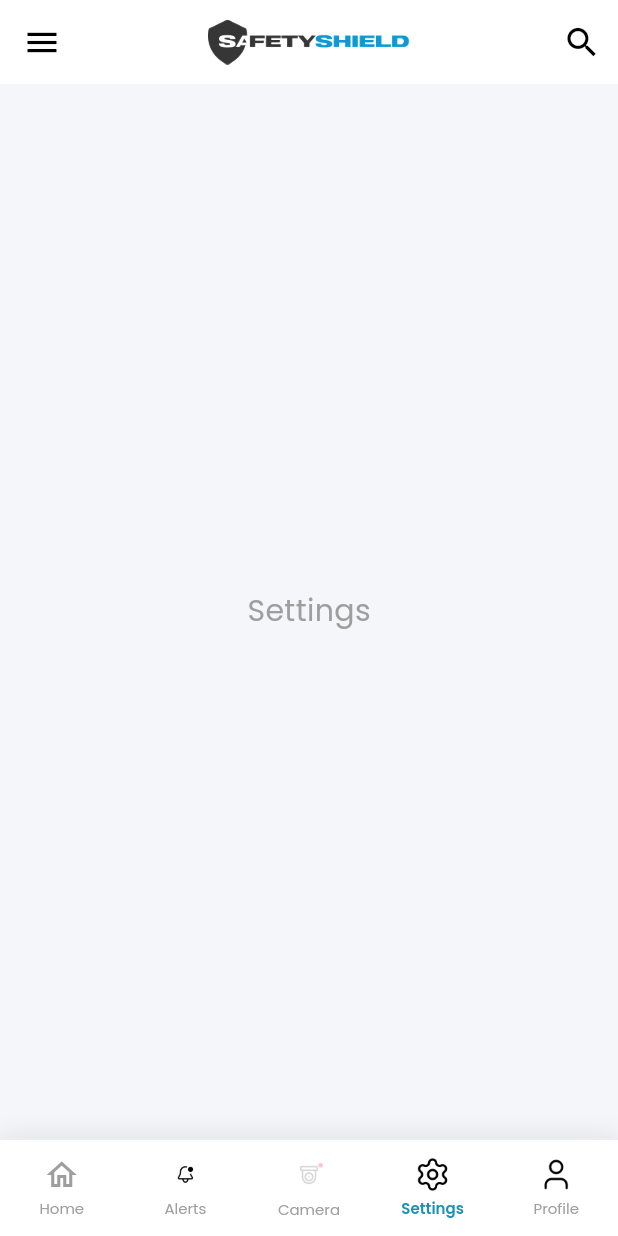
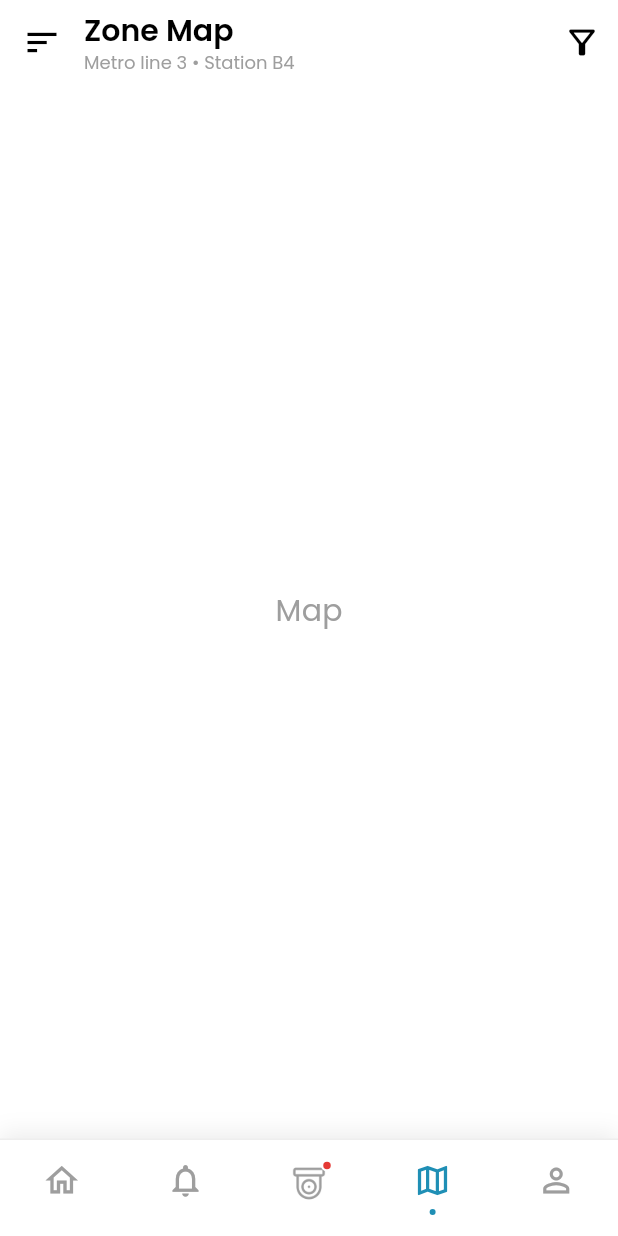
Before and after one commit to ngxp-technologies-ai/safetyshield_mobile_services, a Flutter app: the DashboardScreen screen opened directly, item 4 of the bottom bar chosen, on a phone screen of 412 x 824 dp. Run offline on Flutter 3.47's test engine with Material 3 defaults, Android fonts, the phone set to English and light mode, and no system bars; our stand-ins replace google_fonts.

Commit message:
changes the bottom_bar

````diff
--- a/lib/common_widgets/app_bar_widget.dart
+++ b/lib/common_widgets/app_bar_widget.dart
@@ -1,12 +1,25 @@
 import 'package:flutter/material.dart';
 import 'package:safety_management/utils/app_colors.dart';
+import 'package:safety_management/utils/app_styles.dart';
 
 class SafetyShieldAppBar extends StatelessWidget
     implements PreferredSizeWidget {
   final VoidCallback? onMenuTap;
   final VoidCallback? onSearchTap;
+  final String? title;
+  final String? subtitle;
+  final List<Widget>? actions;
+  final Widget? leading;
 
-  const SafetyShieldAppBar({super.key, this.onMenuTap, this.onSearchTap});
+  const SafetyShieldAppBar({
+    super.key,
+    this.onMenuTap,
+    this.onSearchTap,
+    this.title,
+    this.subtitle,
+    this.actions,
+    this.leading,
+  });
 
   @override
   Size get preferredSize => const Size.fromHeight(kToolbarHeight);
@@ -18,28 +31,65 @@ class SafetyShieldAppBar extends StatelessWidget
       elevation: 0,
       shadowColor: Colors.transparent,
       surfaceTintColor: Colors.transparent,
-      // ------- Left: Hamburger menu -------
-      leading: IconButton(
-        icon: const Icon(Icons.menu, color: AppColors.black, size: 26),
+      // ------- Left: Hamburger menu or Custom Leading -------
+      leading:
+          leading ??
+          IconButton(
+            icon: const Icon(Icons.sort, color: AppColors.black, size: 26),
             onPressed: onMenuTap ?? () => Scaffold.of(context).openDrawer(),
             tooltip: 'Menu',
           ),
-      // ------- Center: Logo -------
-      // AFTER
-      title: Image.asset(
+      // ------- Center: Dynamic Title or Logo -------
+      title: title != null
+          ? Column(
+              crossAxisAlignment: CrossAxisAlignment.start,
+              mainAxisSize: MainAxisSize.min,
+              children: [
+                Text(
+                  title!,
+                  style: AppStyles.poppins(
+                    fontSize: 20,
+                    fontWeight: FontWeight.w600,
+                    color: AppColors.black,
+                  ),
+                ),
+                if (subtitle != null) ...[
+                  const SizedBox(height: 2),
+                  Text(
+                    subtitle!,
+                    style: AppStyles.poppins(
+                      fontSize: 12,
+                      fontWeight: FontWeight.w400,
+                      color: AppColors
+                          .grey, // Assuming grey matches the subtitle color
+                    ),
+                  ),
+                ],
+              ],
+            )
+          : Image.asset(
               'assets/images/safety_appbar_logo.png',
               height: 30,
               fit: BoxFit.contain,
             ),
-      centerTitle: true,
-      // ------- Right: Search icon -------
-      actions: [
+      centerTitle: title == null,
+      titleSpacing: 0, // Align closer to the menu icon
+      // ------- Right: Search icon / Actions -------
+      actions:
+          actions ??
+          (onSearchTap != null
+              ? [
                   IconButton(
-          icon: const Icon(Icons.search, color: AppColors.black, size: 26),
+                    icon: const Icon(
+                      Icons.search,
+                      color: AppColors.black,
+                      size: 26,
+                    ),
                     onPressed: onSearchTap,
                     tooltip: 'Search',
                   ),
-      ],
+                ]
+              : []),
     );
   }
 }
--- a/lib/common_widgets/bottom_nav_bar_widget.dart
+++ b/lib/common_widgets/bottom_nav_bar_widget.dart
@@ -1,17 +1,16 @@
 import 'package:flutter/material.dart';
 import 'package:safety_management/utils/app_colors.dart';
-import 'package:safety_management/utils/app_styles.dart';
 
 /// Tab items for the SafetyShield bottom navigation bar.
-enum SafetyShieldTab { home, alerts, camera, settings, profile }
+enum SafetyShieldTab { home, alerts, camera, map, profile }
 
 /// A reusable BottomNavigationBar widget matching the SafetyShield dashboard design.
 ///
 /// Features:
-/// - 5 tabs: Home, Alerts, Camera, Settings, Profile
-/// - Custom PNG icons for each tab
+/// - 5 tabs: Home, Alerts, Camera, Map, Profile
+/// - Custom PNG icons or Material icons
 /// - Alerts tab shows an animated blinking red-dot icon when [hasAlerts] is true
-/// - Active tab highlighted with the brand blue color
+/// - Active tab highlighted with the brand blue color and dot indicator
 ///
 /// Usage:
 /// ```dart
@@ -60,18 +59,16 @@ class SafetyShieldBottomNavBar extends StatelessWidget {
             children: [
               // ── Home ────────────────────────────────────────────────────
               _NavItem(
-                iconAsset: null,
                 iconData: Icons.home_outlined,
-                activeIconData: Icons.home,
-                label: 'Home',
+                activeIconData: Icons.home_outlined,
                 isActive: currentIndex == 0,
                 onTap: () => onTabChanged(0),
               ),
 
-              // ── Alerts (static bell icon) ────────────────────────────────
+              // ── Alerts (bell icon) ────────────────────────────────
               _NavItem(
-                iconAsset: 'assets/icons/home.png',
-                label: 'Alerts',
+                iconData: Icons.notifications_none,
+                activeIconData: Icons.notifications_none,
                 isActive: currentIndex == 1,
                 onTap: () => onTabChanged(1),
               ),
@@ -83,18 +80,18 @@ class SafetyShieldBottomNavBar extends StatelessWidget {
                 onTap: () => onTabChanged(2),
               ),
 
-              // ── Settings ────────────────────────────────────────────────
+              // ── Map ────────────────────────────────────────────────
               _NavItem(
-                iconAsset: 'assets/icons/Frame-2.png',
-                label: 'Settings',
+                iconData: Icons.map_outlined,
+                activeIconData: Icons.map_outlined,
                 isActive: currentIndex == 3,
                 onTap: () => onTabChanged(3),
               ),
 
               // ── Profile ─────────────────────────────────────────────────
               _NavItem(
-                iconAsset: 'assets/icons/Frame.png',
-                label: 'Profile',
+                iconData: Icons.person_outline,
+                activeIconData: Icons.person_outline,
                 isActive: currentIndex == 4,
                 onTap: () => onTabChanged(4),
               ),
@@ -111,18 +108,14 @@ class SafetyShieldBottomNavBar extends StatelessWidget {
 // ---------------------------------------------------------------------------
 
 class _NavItem extends StatelessWidget {
-  final String? iconAsset;
   final IconData? iconData;
   final IconData? activeIconData;
-  final String label;
   final bool isActive;
   final VoidCallback onTap;
 
   const _NavItem({
-    required this.label,
     required this.isActive,
     required this.onTap,
-    this.iconAsset,
     this.iconData,
     this.activeIconData,
   });
@@ -141,15 +134,14 @@ class _NavItem extends StatelessWidget {
           mainAxisAlignment: MainAxisAlignment.center,
           children: [
             _buildIcon(),
-            const SizedBox(height: 3),
-            AnimatedDefaultTextStyle(
-              duration: const Duration(milliseconds: 200),
-              style: AppStyles.poppins(
-                fontSize: 10,
-                fontWeight: isActive ? FontWeight.w600 : FontWeight.w400,
-                color: isActive ? _activeColor : _inactiveColor,
+            const SizedBox(height: 6),
+            Container(
+              width: 4,
+              height: 4,
+              decoration: BoxDecoration(
+                color: isActive ? _activeColor : Colors.transparent,
+                shape: BoxShape.circle,
               ),
-              child: Text(label),
             ),
           ],
         ),
@@ -158,18 +150,6 @@ class _NavItem extends StatelessWidget {
   }
 
   Widget _buildIcon() {
-    if (iconAsset != null) {
-      // PNG asset icon – tint with ColorFiltered when active
-      return AnimatedSwitcher(
-        duration: const Duration(milliseconds: 200),
-        child: ColorFiltered(
-          key: ValueKey(isActive),
-          colorFilter: ColorFilter.matrix(isActive ? _blueMatrix : _greyMatrix),
-          child: Image.asset(iconAsset!, width: 24, height: 24),
-        ),
-      );
-    }
-
     // Fallback to Material icon
     return AnimatedSwitcher(
       duration: const Duration(milliseconds: 200),
@@ -177,7 +157,7 @@ class _NavItem extends StatelessWidget {
         isActive ? (activeIconData ?? iconData) : iconData,
         key: ValueKey(isActive),
         color: isActive ? _activeColor : _inactiveColor,
-        size: 24,
+        size: 26,
       ),
     );
   }
@@ -188,17 +168,17 @@ class _NavItem extends StatelessWidget {
     0,
     0,
     0,
-    31 / 255,
+    31,
     0,
     0,
     0,
     0,
-    143 / 255,
+    143,
     0,
     0,
     0,
     0,
-    181 / 255,
+    181,
     0,
     0,
     0,
@@ -206,23 +186,23 @@ class _NavItem extends StatelessWidget {
     0,
   ];
 
-  /// ColorMatrix that keeps a greyscale icon grey (0xFFAAAAAA).
+  /// ColorMatrix that keeps a greyscale icon grey (0xFF9E9E9E).
   static const List<double> _greyMatrix = [
     0,
     0,
     0,
     0,
-    170 / 255,
+    158,
     0,
     0,
     0,
     0,
-    170 / 255,
+    158,
     0,
     0,
     0,
     0,
-    170 / 255,
+    158,
     0,
     0,
     0,
@@ -232,10 +212,10 @@ class _NavItem extends StatelessWidget {
 }
 
 // ---------------------------------------------------------------------------
-// Camera nav item with blinking alertblink animation
+// Camera nav item with static red dot when hasAlerts is true
 // ---------------------------------------------------------------------------
 
-class _CameraNavItem extends StatefulWidget {
+class _CameraNavItem extends StatelessWidget {
   final bool isActive;
   final bool hasAlerts;
   final VoidCallback onTap;
@@ -246,96 +226,63 @@ class _CameraNavItem extends StatefulWidget {
     required this.onTap,
   });
 
-  @override
-  State<_CameraNavItem> createState() => _CameraNavItemState();
-}
-
-class _CameraNavItemState extends State<_CameraNavItem>
-    with SingleTickerProviderStateMixin {
-  late final AnimationController _blinkController;
-  late final Animation<double> _blinkAnim;
-
   static const Color _activeColor = AppColors.primary;
-  static const Color _inactiveColor = AppColors.grey;
-
-  @override
-  void initState() {
-    super.initState();
-    _blinkController = AnimationController(
-      vsync: this,
-      duration: const Duration(milliseconds: 700),
-    );
-    _blinkAnim = Tween<double>(begin: 1.0, end: 0.15).animate(
-      CurvedAnimation(parent: _blinkController, curve: Curves.easeInOut),
-    );
-    _updateBlink();
-  }
-
-  @override
-  void didUpdateWidget(_CameraNavItem oldWidget) {
-    super.didUpdateWidget(oldWidget);
-    if (oldWidget.hasAlerts != widget.hasAlerts) {
-      _updateBlink();
-    }
-  }
-
-  void _updateBlink() {
-    if (widget.hasAlerts) {
-      _blinkController.repeat(reverse: true);
-    } else {
-      _blinkController.stop();
-      _blinkController.value = 1.0;
-    }
-  }
-
-  @override
-  void dispose() {
-    _blinkController.dispose();
-    super.dispose();
-  }
 
   @override
   Widget build(BuildContext context) {
     return GestureDetector(
-      onTap: widget.onTap,
+      onTap: onTap,
       behavior: HitTestBehavior.opaque,
       child: SizedBox(
         width: 64,
         child: Column(
           mainAxisAlignment: MainAxisAlignment.center,
           children: [
-            // Blink the alertblink.png (CCTV + red dot) when hasAlerts is true,
-            // otherwise show the regular CCTV icon.
-            widget.hasAlerts
-                ? FadeTransition(
-                    opacity: _blinkAnim,
+            // Use a Stack to position the red dot over the CCTV icon
+            SizedBox(
+              width: 32,
+              height: 32,
+              child: Stack(
+                alignment: Alignment.center,
+                children: [
+                  ColorFiltered(
+                    colorFilter: ColorFilter.matrix(
+                      isActive ? _NavItem._blueMatrix : _NavItem._greyMatrix,
+                    ),
                     child: Image.asset(
-                      'assets/icons/alertblink.png',
+                      'assets/icons/tabler_device-cctv.png',
                       width: 26,
                       height: 26,
                     ),
-                  )
-                : ColorFiltered(
-                    colorFilter: ColorFilter.matrix(
-                      widget.isActive
-                          ? _NavItem._blueMatrix
-                          : _NavItem._greyMatrix,
+                  ),
+                  if (hasAlerts)
+                    Positioned(
+                      top: 0,
+                      right: 0,
+                      child: Container(
+                        width: 8,
+                        height: 8,
+                        decoration: BoxDecoration(
+                          color: AppColors.error,
+                          shape: BoxShape.circle,
+                          border: Border.all(
+                            color: AppColors.white,
+                            width: 1.5,
+                          ),
+                        ),
+                      ),
                     ),
-                    child: Image.asset(
-                      'assets/icons/tabler_device-cctv.png',
-                      width: 24,
-                      height: 24,
-                    ),
-                  ),
-            const SizedBox(height: 3),
-            AnimatedDefaultTextStyle(
-              duration: const Duration(milliseconds: 200),
-              style: AppStyles.poppins(
-                fontSize: 10,
-                fontWeight: widget.isActive ? FontWeight.w600 : FontWeight.w400,
-                color: widget.isActive ? _activeColor : _inactiveColor,
+                ],
               ),
-              child: const Text('Camera'),
+            ),
+            const SizedBox(height: 2), // Adjusted spacing slightly
+            Container(
+              width: 4,
+              height: 4,
+              decoration: BoxDecoration(
+                color: isActive ? _activeColor : Colors.transparent,
+                shape: BoxShape.circle,
+              ),
             ),
           ],
         ),
--- a/lib/view/dashboard_screen.dart
+++ b/lib/view/dashboard_screen.dart
@@ -16,23 +16,114 @@ class _DashboardScreenState extends State<DashboardScreen> {
   int _currentIndex = 0;
 
   /// Whether there are unread alerts (drives the blinking icon on the Alerts tab).
-  bool _hasAlerts = true;
+  final bool _hasAlerts = true;
 
   /// Pages mapped to each bottom nav tab.
   final List<Widget> _pages = const [
     _HomeTab(),
     _PlaceholderTab(label: 'Alerts'),
     _PlaceholderTab(label: 'Camera'),
-    _PlaceholderTab(label: 'Settings'),
+    _PlaceholderTab(label: 'Map'),
     _PlaceholderTab(label: 'Profile'),
   ];
+
+  String? get _appBarTitle {
+    switch (_currentIndex) {
+      case 1:
+        return 'Alerts';
+      case 2:
+        return 'Camera';
+      case 3:
+        return 'Zone Map';
+      case 4:
+        return 'Profile';
+      default:
+        // Return null to show the logo instead of title
+        return null;
+    }
+  }
+
+  String? get _appBarSubtitle {
+    switch (_currentIndex) {
+      case 1:
+        return '14 Today • 5 Active';
+      case 2:
+        return '8 cameras • 4 with alerts';
+      case 3:
+        return 'Metro line 3 • Station B4';
+      default:
+        return null;
+    }
+  }
+
+  List<Widget>? get _appBarActions {
+    switch (_currentIndex) {
+      case 1:
+        return []; // No search action on Alerts page
+      case 2:
+        return [
+          IconButton(
+            icon: const Icon(Icons.search, color: AppColors.black, size: 26),
+            onPressed: () {},
+            tooltip: 'Search',
+          ),
+        ]; // Search on Camera page
+      case 3:
+        return [
+          IconButton(
+            icon: const Icon(
+              Icons.filter_alt_outlined,
+              color: AppColors.black,
+              size: 26,
+            ),
+            onPressed: () {},
+            tooltip: 'Filter',
+          ),
+        ]; // Filter icon on Zone Map
+      case 4:
+        return [
+          TextButton(
+            onPressed: () {},
+            child: Text(
+              'Logout',
+              style: AppStyles.poppins(
+                color: AppColors.error,
+                fontSize: 14,
+                fontWeight: FontWeight.w500,
+              ),
+            ),
+          ),
+          const SizedBox(width: 8),
+        ]; // Logout button on Profile page
+      default:
+        return null; // Fallback to default in SafetyShieldAppBar
+    }
+  }
+
+  Widget? get _appBarLeading {
+    if (_currentIndex == 4) {
+      return IconButton(
+        icon: const Icon(Icons.arrow_back, color: AppColors.black, size: 26),
+        onPressed: () {
+          setState(() {
+            _currentIndex = 0; // Go back to Home
+          });
+        },
+      );
+    }
+    return null; // Fallback to sort icon in SafetyShieldAppBar
+  }
 
   @override
   Widget build(BuildContext context) {
     return Scaffold(
-      backgroundColor: AppColors.light,
+      backgroundColor: AppColors.white,
       // ─── AppBar ───────────────────────────────────────────────────────────
       appBar: SafetyShieldAppBar(
+        title: _appBarTitle,
+        subtitle: _appBarSubtitle,
+        actions: _appBarActions,
+        leading: _appBarLeading,
         onMenuTap: () => Scaffold.of(context).openDrawer(),
         onSearchTap: () {
           ScaffoldMessenger.of(
@@ -49,8 +140,7 @@ class _DashboardScreenState extends State<DashboardScreen> {
         onTabChanged: (index) {
           setState(() {
             _currentIndex = index;
-            // Clear alert blink when the user opens the Camera tab
-            if (index == 2) _hasAlerts = false;
+            // Removed clearing _hasAlerts here to maintain the dot
           });
         },
       ),
````
Also changed, not shown: 3 other files. Lines whose indentation alone changed are shown as unchanged.
